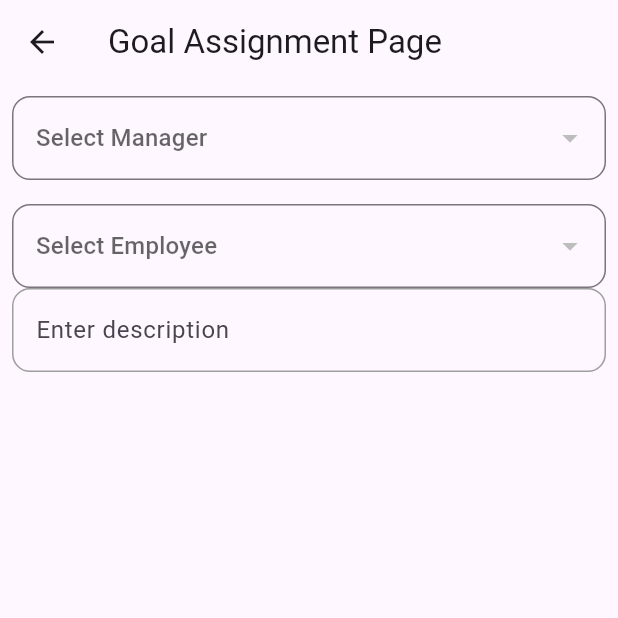
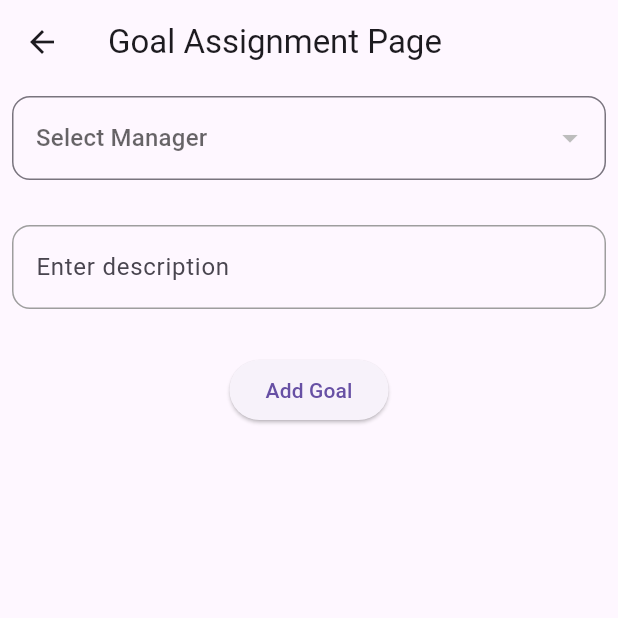
Before and after one commit to NabeelSohail321/Human-Resource-Management, a Flutter app: the GoalAssignment screen opened directly, on a phone screen of 412 x 824 dp, the top half of it. Run offline on Flutter 3.47's test engine with Material 3 defaults, Android fonts, the phone set to English and light mode, and no system bars; our stand-ins replace firebase_auth, firebase_core, firebase_database; accounts and stored records are empty.

Commit message:
goalAdded

```diff
--- a/lib/Front side/goalassignment.dart
+++ b/lib/Front side/goalassignment.dart
@@ -1,5 +1,9 @@
+import 'package:firebase_auth/firebase_auth.dart';
 import 'package:flutter/material.dart';
 import 'package:provider/provider.dart';
+import '../Models/goalmodels.dart';
+import '../Models/managermodel.dart';
+import '../Providers/goalprovider.dart';
 import '../Providers/managerprovider.dart';
 
 class GoalAssignment extends StatefulWidget {
@@ -11,8 +15,8 @@ class GoalAssignment extends StatefulWidget {
 
 class _GoalAssignmentState extends State<GoalAssignment> {
   final descripController = TextEditingController();
-  String? selectedManager; // To store the selected manager
-  String? selectedEmployee; // To store the selected manager
+  String? selectedManager;
+  String? selectedEmployee;
 
 
 
@@ -21,14 +25,12 @@ class _GoalAssignmentState extends State<GoalAssignment> {
     super.initState();
     final userProvider = Provider.of<ManagersProvider>(context, listen: false);
     userProvider.fetchManagers();
-    userProvider.fetchEmployees();
   }
 
   @override
   Widget build(BuildContext context) {
     final managersProvider = Provider.of<ManagersProvider>(context);
     final managersList = managersProvider.managers; // Fetch the list of managers from the provider
-    final EmployeeList = managersProvider.employees; // Fetch the list of managers from the provider
 
     return Scaffold(
       appBar: AppBar(
@@ -38,7 +40,6 @@ class _GoalAssignmentState extends State<GoalAssignment> {
         padding: const EdgeInsets.all(8.0),
         child: Column(
           children: [
-            // Dropdown to select a manager
             DropdownButtonFormField<String>(
               value: selectedManager,
               hint: Text('Select Manager'),
@@ -49,7 +50,7 @@ class _GoalAssignmentState extends State<GoalAssignment> {
                     mainAxisAlignment: MainAxisAlignment.spaceBetween,
                     children: [
                       Text(manager.name),
-                      SizedBox(width: 250,),
+                      SizedBox(width: 300,),
                       Text(manager.departmentName),
 
                     ],
@@ -67,29 +68,7 @@ class _GoalAssignmentState extends State<GoalAssignment> {
                 ),
               ),
             ),
-            SizedBox(height: 16),
-            DropdownButtonFormField<String>(
-              value: selectedEmployee,
-              hint: Text('Select Employee'),
-              items: EmployeeList.map((employee) {
-                return DropdownMenuItem<String>(
-                  value: employee.uid, // Assuming each manager has a unique ID
-                  child: Text(employee.name), // Display manager's name in the dropdown
-                );
-              }).toList(),
-              onChanged: (newValue) {
-                setState(() {
-                  selectedEmployee = newValue;
-                });
-              },
-              decoration: InputDecoration(
-                border: OutlineInputBorder(
-                  borderRadius: BorderRadius.circular(12.0),
-                ),
-              ),
-            ),
-
-            // TextFormField for goal description
+            SizedBox(height: 30,),
             TextFormField(
               controller: descripController,
               decoration: InputDecoration(
@@ -117,9 +96,87 @@ class _GoalAssignmentState extends State<GoalAssignment> {
                 ),
               ),
             ),
+            SizedBox(height: 30,),
+            ElevatedButton(
+              onPressed: () async {
+                await _addGoal(); // Call the method to add the goal
+              },
+              child: const Text("Add Goal"),
+            ),
           ],
         ),
       ),
     );
   }
+
+  // Future<void> _addGoal() async {
+  //   final managersProvider = Provider.of<ManagersProvider>(context, listen: false);
+  //   final goalsProvider = Provider.of<GoalsProvider>(context, listen: false);
+  //
+  //   // Check if the selected manager is not null and the description is not empty
+  //   if (selectedManager != null && descripController.text.isNotEmpty) {
+  //     final selectedManagerData = managersProvider.managers.firstWhere(
+  //             (manager) => manager.uid == selectedManager,
+  //         orElse: () => Manager(uid: '', name: '', email: '', phone: '', departmentName: '', managerNumber: '', role: '', status: '')
+  //     );
+  //
+  //     // Create a new Goal object
+  //     Goal newGoal = Goal(
+  //       id: DateTime.now().millisecondsSinceEpoch.toString(), // Unique ID
+  //       mdId: FirebaseAuth.instance.currentUser!.uid, // Replace with the actual MD ID
+  //       managerId: selectedManager!,
+  //       managerName: selectedManagerData.name,
+  //       managerNumber: selectedManagerData.managerNumber,
+  //       departmentName: selectedManagerData.departmentName,
+  //       description: descripController.text,
+  //       dateTime: DateTime.now(), // Current date and time
+  //     );
+  //
+  //     try {
+  //       await goalsProvider.addGoal(newGoal);
+  //       ScaffoldMessenger.of(context).showSnackBar(SnackBar(content: Text('Goal added successfully!')));
+  //     } catch (e) {
+  //       ScaffoldMessenger.of(context).showSnackBar(SnackBar(content: Text('Failed to add goal: $e')));
+  //     }
+  //   } else {
+  //     ScaffoldMessenger.of(context).showSnackBar(SnackBar(content: Text('Please select a manager and enter a description.')));
+  //   }
+  // }
+
+
+  Future<void> _addGoal() async {
+    final managersProvider = Provider.of<ManagersProvider>(context, listen: false);
+    final goalsProvider = Provider.of<GoalsProvider>(context, listen: false);
+
+    // Check if the selected manager is not null and the description is not empty
+    if (selectedManager != null && descripController.text.isNotEmpty) {
+      final selectedManagerData = managersProvider.managers.firstWhere(
+              (manager) => manager.uid == selectedManager,
+          orElse: () => Manager(uid: '', name: '', email: '', phone: '', departmentName: '', managerNumber: '', role: '', status: '')
+      );
+
+      // Create a new Goal object without an ID yet
+      Goal newGoal = Goal(
+        id: '', // Set a placeholder; we'll update this with Firebase key later
+        mdId: FirebaseAuth.instance.currentUser!.uid, // Actual MD ID
+        managerId: selectedManager!,
+        managerName: selectedManagerData.name,
+        managerNumber: selectedManagerData.managerNumber,
+        departmentName: selectedManagerData.departmentName,
+        description: descripController.text,
+        dateTime: DateTime.now(), // Current date and time
+      );
+
+      try {
+        // Add the goal using the GoalsProvider
+        await goalsProvider.addGoal(newGoal);
+        ScaffoldMessenger.of(context).showSnackBar(SnackBar(content: Text('Goal added successfully!')));
+      } catch (e) {
+        ScaffoldMessenger.of(context).showSnackBar(SnackBar(content: Text('Failed to add goal: $e')));
+      }
+    } else {
+      ScaffoldMessenger.of(context).showSnackBar(SnackBar(content: Text('Please select a manager and enter a description.')));
+    }
+  }
+
 }
--- a/lib/Models/goalmodels.dart
+++ b/lib/Models/goalmodels.dart
@@ -1,15 +1,70 @@
+// class Goal {
+//   final String id; // Unique ID of the goal
+//   final String mdId; // ID of the user assigning the goal
+//   final String managerId; // ID of the selected manager
+//   final String managerName; // Name of the selected manager
+//   final String managerNumber; // Number of the selected manager
+//   final String departmentName; // Department name of the selected manager
+//   final String description; // Description of the goal
+//   final DateTime dateTime; // Date and time of assignment
+//
+//   Goal({
+//     required this.id,
+//     required this.mdId,
+//     required this.managerId,
+//     required this.managerName,
+//     required this.managerNumber,
+//     required this.departmentName,
+//     required this.description,
+//     required this.dateTime,
+//   });
+//
+//   Map<String, dynamic> toJson() {
+//     return {
+//       'goalId':id,
+//       'mdId': mdId,
+//       'managerId': managerId,
+//       'managerName': managerName,
+//       'managerNumber': managerNumber,
+//       'departmentName': departmentName,
+//       'description': description,
+//       'dateTime': dateTime.toIso8601String(), // Convert DateTime to string
+//     };
+//   }
+// }
+
+
 class Goal {
-  final String id;
-  final String title;
-  final String status;
+  String id; // This will hold the Firebase-generated ID
+  String mdId;
+  String managerId;
+  String managerName;
+  String managerNumber;
+  String departmentName;
+  String description;
+  DateTime dateTime;
 
-  Goal({required this.id, required this.title, this.status = 'not_started'});
+  Goal({
+    required this.id,
+    required this.mdId,
+    required this.managerId,
+    required this.managerName,
+    required this.managerNumber,
+    required this.departmentName,
+    required this.description,
+    required this.dateTime,
+  });
+
+  Map<String, dynamic> toJson() {
+    return {
+      'goalId':id,
+      'mdId': mdId,
+      'managerId': managerId,
+      'managerName': managerName,
+      'managerNumber': managerNumber,
+      'departmentName': departmentName,
+      'description': description,
+      'dateTime': dateTime.toIso8601String(), // Format to string for Firebase
+    };
+  }
 }
-
-class Employee {
-  final String id;
-  final String name;
-  List<Goal> assignedGoals;
-
-  Employee({required this.id, required this.name, this.assignedGoals = const []});
-}
--- /dev/null
+++ b/lib/Providers/goalprovider.dart
@@ -0,0 +1,39 @@
+// import 'package:flutter/material.dart';
+// import 'package:firebase_database/firebase_database.dart';
+//
+// import '../Models/goalmodels.dart';
+//
+// class GoalsProvider with ChangeNotifier {
+//   Future<void> addGoal(Goal newGoal) async {
+//     final DatabaseReference goalsRef = FirebaseDatabase.instance.ref().child('Goals');
+//
+//     try {
+//       await goalsRef.child(newGoal.id).set(newGoal.toJson());
+//       notifyListeners(); // Notify listeners that the state has changed
+//     } catch (e) {
+//       throw Exception('Failed to add goal: $e');
+//     }
+//   }
+// }
+
+import 'package:flutter/material.dart';
+import 'package:firebase_database/firebase_database.dart';
+
+import '../Models/goalmodels.dart';
+class GoalsProvider with ChangeNotifier {
+  Future<void> addGoal(Goal newGoal) async {
+    final DatabaseReference goalsRef = FirebaseDatabase.instance.ref().child('Goals');
+
+    try {
+      // Generate a unique key using push()
+      final newGoalRef = goalsRef.push(); // This generates a unique ID for the new goal
+      newGoal.id = newGoalRef.key!; // Set the generated ID to the goal's id property
+
+      // Save the goal using the generated ID
+      await newGoalRef.set(newGoal.toJson());
+      notifyListeners(); // Notify listeners that the state has changed
+    } catch (e) {
+      throw Exception('Failed to add goal: $e');
+    }
+  }
+}
--- a/lib/Providers/managerprovider.dart
+++ b/lib/Providers/managerprovider.dart
@@ -4,15 +4,11 @@ import '../Models/managermodel.dart';
 
 class ManagersProvider with ChangeNotifier {
   List<Manager> _managers = [];
-  List<Employee> _employees = []; // Updated to private list for employees
 
   List<Manager> get managers => _managers;
-  List<Employee> get employees => _employees; // Getter to access the list of employees
 
   final DatabaseReference _databaseReference =
   FirebaseDatabase.instance.ref().child('Manager'); // Reference to the Manager node
-  final DatabaseReference _employeesReference =
-  FirebaseDatabase.instance.ref().child('Employee'); // Reference to the Employee node
 
   void fetchManagers() async {
     try {
@@ -70,36 +66,5 @@ class ManagersProvider with ChangeNotifier {
     }
   }
 
-  void fetchEmployees() async {
-    try {
-      _employeesReference.onValue.listen((event) {
-        final employeesData = event.snapshot.value as Map<dynamic, dynamic>?;
-
-        if (employeesData != null) {
-          _employees = employeesData.entries.map((entry) {
-            final employeeData = entry.value as Map<dynamic, dynamic>;
-            return Employee(
-              uid: entry.key,
-              name: employeeData['name'] ?? '',
-              email: employeeData['email'] ?? '',
-              phone: employeeData['phone'] ?? '',
-              departmentName: employeeData['departmentName'] ?? '',
-              role: employeeData['role'] ?? '',
-              status: employeeData['user status'] ?? '',
-            );
-          }).toList();
-        }
-
-        notifyListeners();
-      });
-    } catch (e) {
-      print('Error fetching employees: $e');
-    }
-  }
-
-
-  List<Employee> getEmployeesByDepartment(String departmentName) {
-    return employees.where((employee) => employee.departmentName == departmentName).toList();
-  }
 
 }
--- a/lib/main.dart
+++ b/lib/main.dart
@@ -34,6 +34,8 @@ class MyApp extends StatelessWidget {
         ChangeNotifierProvider(create: (context) => UserModel()),
         ChangeNotifierProvider(create: (context) => ManagersProvider()),
         ChangeNotifierProvider(create: (_) => resticatedUsersProvider()),
+        ChangeNotifierProvider(create: (_) => GoalsProvider()),
+
       ],
       child: MaterialApp(
         routes: {
@@ -68,5 +70,4 @@ class AuthGate extends StatelessWidget {
       },
     );
   }
-
 }
```
